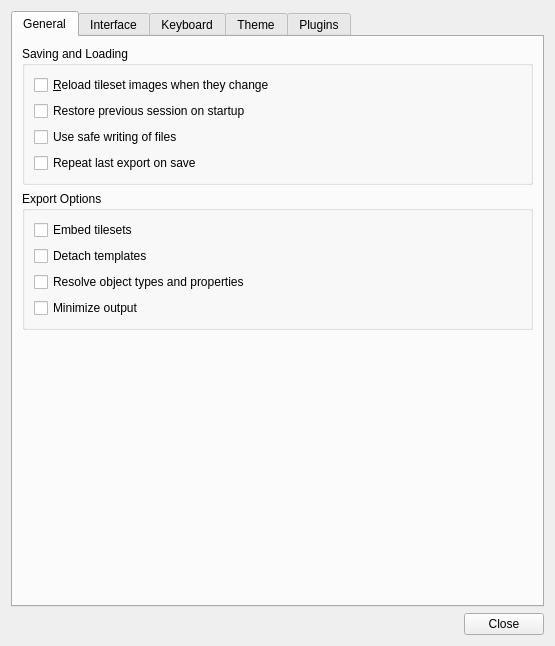
The window that src/tiled/preferencesdialog.ui (mapeditor/tiled) describes before a commit, drawn with Qt 5.
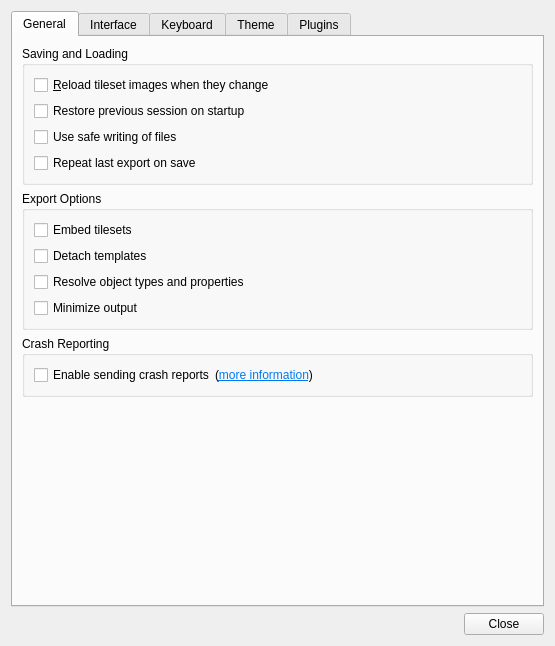
The same window after the commit. Custom widgets are drawn as their Qt base class.

Commit message:
Sentry: Added crash reporting toggle to Preferences
Also require user consent before sending any messages.

What changed in the file:
```diff
--- a/src/tiled/preferencesdialog.ui
+++ b/src/tiled/preferencesdialog.ui
@@ -107,6 +107,48 @@
          </layout>
         </widget>
        </item>
+       <item>
+        <widget class="QGroupBox" name="crashReporting">
+         <property name="title">
+          <string>Crash Reporting</string>
+         </property>
+         <layout class="QHBoxLayout" name="horizontalLayout_2">
+          <property name="spacing">
+           <number>0</number>
+          </property>
+          <item>
+           <widget class="QCheckBox" name="sendCrashReports">
+            <property name="text">
+             <string>Enable sending crash reports</string>
+            </property>
+           </widget>
+          </item>
+          <item>
+           <widget class="QLabel" name="crashReportingLabel">
+            <property name="text">
+             <string>&lt;html&gt;&lt;head/&gt;&lt;body&gt;&lt;p&gt;(&lt;a href=&quot;https://www.mapeditor.org/crash-reporting&quot;&gt;&lt;span style=&quot; text-decoration: underline; color:#007af4;&quot;&gt;more information&lt;/span&gt;&lt;/a&gt;)&lt;/p&gt;&lt;/body&gt;&lt;/html&gt;</string>
+            </property>
+            <property name="buddy">
+             <cstring>sendCrashReports</cstring>
+            </property>
+           </widget>
+          </item>
+          <item>
+           <spacer name="horizontalSpacer_3">
+            <property name="orientation">
+             <enum>Qt::Horizontal</enum>
+            </property>
+            <property name="sizeHint" stdset="0">
+             <size>
+              <width>0</width>
+              <height>0</height>
+             </size>
+            </property>
+           </spacer>
+          </item>
+         </layout>
+        </widget>
+       </item>
        <item>
         <spacer name="verticalSpacer">
          <property name="orientation">
```
Left out of the diff: 1 changed line with no effect on the pictures. The commit also changes 5 other files.
